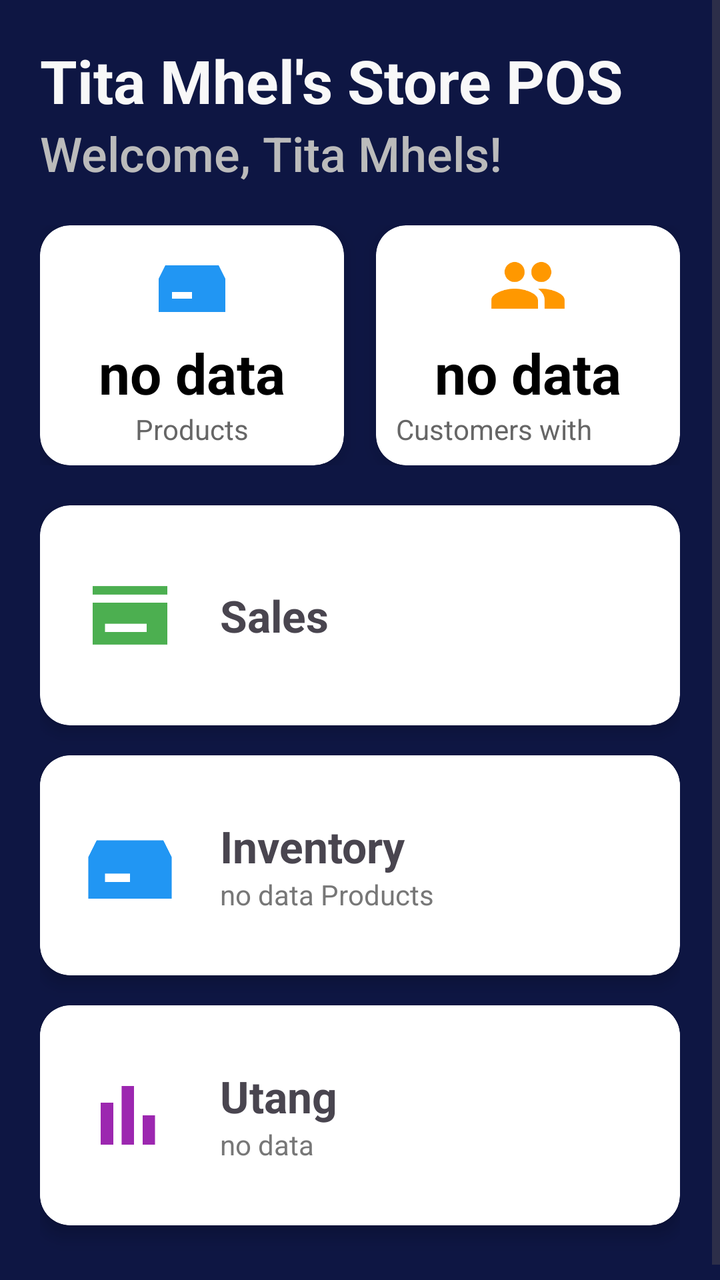
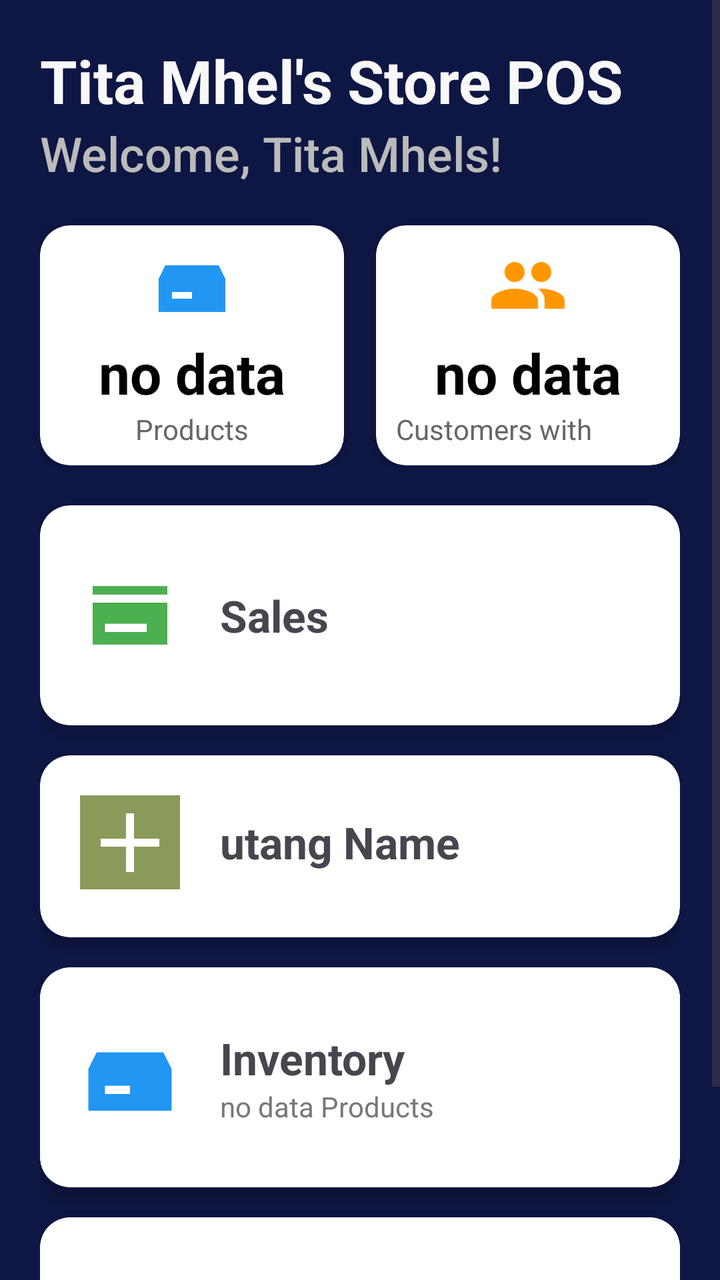

An Android layout rendered at two revisions. The XML below is the earlier revision; the diff shows what the commit changed to produce the second picture.
<!-- AndroidManifest.xml: application theme Theme.MyApplication -->
<!-- res/layout/activity_main.xml -->
<?xml version="1.0" encoding="utf-8"?>
<ScrollView xmlns:android="http://schemas.android.com/apk/res/android"
    xmlns:app="http://schemas.android.com/apk/res-auto"
    android:id="@+id/dashboardID"
    android:layout_width="match_parent"
    android:layout_height="match_parent"

    android:background="#0E1643">


    <LinearLayout
        android:layout_width="match_parent"
        android:layout_height="wrap_content"
        android:orientation="vertical"

        android:padding="20dp">

        

        <TextView
            android:layout_width="wrap_content"
            android:layout_height="wrap_content"
            android:text="Tita Mhel's Store POS"
            android:textColor="#F8F8F8"
            android:textSize="30sp"
            android:textStyle="bold" />

        

        <TextView
            android:layout_width="wrap_content"
            android:layout_height="wrap_content"
            android:layout_marginBottom="20dp"
            android:fontFamily="sans-serif-medium"
            android:text="Welcome, Tita Mhels!"
            android:textColor="#BBBBBB"
            android:textSize="24sp" />


        
        
        

        <LinearLayout
            android:layout_width="match_parent"
            android:layout_height="wrap_content"
            android:orientation="horizontal"
            android:weightSum="2"
            android:layout_marginBottom="20dp">


            

            <androidx.cardview.widget.CardView
                android:layout_width="0dp"
                android:layout_height="120dp"
                android:layout_weight="1"
                android:layout_marginEnd="8dp"
                app:cardCornerRadius="15dp"
                app:cardElevation="5dp">

                <LinearLayout
                    android:layout_width="match_parent"
                    android:layout_height="match_parent"
                    android:orientation="vertical"
                    android:gravity="center"
                    android:padding="10dp">

                    <ImageView
                        android:layout_width="40dp"
                        android:layout_height="40dp"
                        android:src="@drawable/ic_inventory" />

                    <TextView
                        android:id="@+id/txtUpperProductCount"
                        android:layout_width="wrap_content"
                        android:layout_height="wrap_content"
                        android:layout_marginTop="5dp"
                        android:text="no data"
                        android:textColor="#000000"
                        android:textSize="28sp"
                        android:textStyle="bold" />

                    <TextView
                        android:layout_width="wrap_content"
                        android:layout_height="wrap_content"
                        android:text="Products"
                        android:textColor="#666666"
                        android:textSize="14sp" />

                </LinearLayout>

            </androidx.cardview.widget.CardView>


            

            <androidx.cardview.widget.CardView
                android:layout_width="0dp"
                android:layout_height="120dp"
                android:layout_weight="1"
                android:layout_marginStart="8dp"
                app:cardCornerRadius="15dp"
                app:cardElevation="5dp">



                <LinearLayout
                    android:layout_width="match_parent"
                    android:layout_height="match_parent"
                    android:orientation="vertical"
                    android:gravity="center"
                    android:padding="10dp">

                    <ImageView
                        android:layout_width="40dp"
                        android:layout_height="40dp"
                        android:src="@drawable/ic_users" />

                    <TextView
                        android:id="@+id/txtUtangCount"
                        android:layout_width="wrap_content"
                        android:layout_height="wrap_content"
                        android:layout_marginTop="5dp"
                        android:text="no data"
                        android:textColor="#000000"
                        android:textSize="28sp"
                        android:textStyle="bold" />

                    <TextView
                        android:layout_width="wrap_content"
                        android:layout_height="wrap_content"
                        android:text="Customers with Utang"
                        android:textColor="#666666"
                        android:textSize="14sp" />

                </LinearLayout>

            </androidx.cardview.widget.CardView>

        </LinearLayout>


        
        
        

        <androidx.cardview.widget.CardView
            android:id="@+id/cardSales"
            android:layout_width="match_parent"
            android:layout_height="110dp"
            android:layout_marginBottom="15dp"
            app:cardCornerRadius="15dp"
            app:cardElevation="5dp">

            <LinearLayout
                android:id="@+id/sales_button"
                android:layout_width="match_parent"
                android:layout_height="match_parent"
                android:gravity="center_vertical"
                android:orientation="horizontal"
                android:padding="20dp">

                <ImageView
                    android:layout_width="50dp"
                    android:layout_height="50dp"
                    android:src="@drawable/ic_sales" />

                <TextView
                    android:layout_width="wrap_content"
                    android:layout_height="wrap_content"
                    android:layout_marginStart="20dp"
                    android:text="Sales"
                    android:textSize="22sp"
                    android:textStyle="bold" />

            </LinearLayout>

        </androidx.cardview.widget.CardView>


        
        
        

        <androidx.cardview.widget.CardView
            android:id="@+id/cardInventory"
            android:layout_width="match_parent"
            android:layout_height="110dp"
            android:layout_marginBottom="15dp"
            app:cardCornerRadius="15dp"
            app:cardElevation="5dp">

            
            <androidx.cardview.widget.CardView

                android:layout_width="match_parent"
                android:layout_height="110dp"
                android:layout_marginBottom="15dp"
                app:cardCornerRadius="15dp"
                app:cardElevation="5dp">

                <LinearLayout
                    android:id="@+id/inventoryClickableLinearLayout"
                    android:layout_width="match_parent"
                    android:layout_height="match_parent"
                    android:gravity="center_vertical"
                    android:orientation="horizontal"
                    android:padding="20dp">

                    <ImageView
                        android:layout_width="50dp"
                        android:layout_height="50dp"
                        android:src="@drawable/ic_inventory" />

                    <LinearLayout
                        android:layout_width="0dp"
                        android:layout_height="wrap_content"
                        android:layout_weight="1"
                        android:layout_marginStart="20dp"
                        android:orientation="vertical">

                        <TextView
                            android:layout_width="wrap_content"
                            android:layout_height="wrap_content"
                            android:text="Inventory"
                            android:textSize="22sp"
                            android:textStyle="bold" />

                        <TextView
                            android:id="@+id/txtInventoryProductCount"
                            android:layout_width="wrap_content"
                            android:layout_height="wrap_content"
                            android:text="no data Products"
                            android:textColor="#777777"
                            android:textSize="14sp" />

                    </LinearLayout>

                </LinearLayout>

            </androidx.cardview.widget.CardView>

        </androidx.cardview.widget.CardView>


        
        
        

        <androidx.cardview.widget.CardView
            android:id="@+id/cardReports"
            android:layout_width="match_parent"
            android:layout_height="110dp"
            android:layout_marginBottom="15dp"
            app:cardCornerRadius="15dp"
            app:cardElevation="5dp">

            
            <androidx.cardview.widget.CardView

                android:layout_width="match_parent"
                android:layout_height="110dp"
                android:layout_marginBottom="15dp"
                app:cardCornerRadius="15dp"
                app:cardElevation="5dp">

                <LinearLayout
                    android:id="@+id/utangclickableDashboard"
                    android:layout_width="match_parent"
                    android:layout_height="match_parent"
                    android:gravity="center_vertical"
                    android:orientation="horizontal"
                    android:padding="20dp">

                    <ImageView
                        android:layout_width="50dp"
                        android:layout_height="50dp"
                        android:src="@drawable/ic_reports" />

                    <LinearLayout
                        android:layout_width="0dp"
                        android:layout_height="wrap_content"
                        android:layout_weight="1"
                        android:layout_marginStart="20dp"
                        android:orientation="vertical">

                        <TextView
                            android:layout_width="wrap_content"
                            android:layout_height="wrap_content"
                            android:text="Utang"
                            android:textSize="22sp"
                            android:textStyle="bold" />

                        <TextView
                            android:id="@+id/txtCustomerUtangCount"
                            android:layout_width="wrap_content"
                            android:layout_height="wrap_content"
                            android:text="no data"
                            android:textColor="#777777"
                            android:textSize="14sp" />

                    </LinearLayout>

                </LinearLayout>

            </androidx.cardview.widget.CardView>

        </androidx.cardview.widget.CardView>

    </LinearLayout>

</ScrollView>
<!-- resources referenced by this layout -->
<resources>
  <!-- drawable ic_inventory (drawable) -->
  <vector xmlns:android="http://schemas.android.com/apk/res/android"
      android:width="24dp"
      android:height="24dp"
      android:viewportWidth="24"
      android:viewportHeight="24"
      android:tint="#2196F3">
  
      <path
          android:fillColor="@android:color/white"
          android:pathData="M20,6H4l-2,4v10h20V10l-2-4zm-8,10H6v-2h6v2z"/>
  </vector>
  <!-- drawable ic_reports (drawable) -->
  <vector xmlns:android="http://schemas.android.com/apk/res/android"
      android:width="24dp"
      android:height="24dp"
      android:viewportWidth="24"
      android:viewportHeight="24"
      android:tint="#9C27B0">
  
      <path
          android:fillColor="@android:color/white"
          android:pathData="M5,9h3v10H5zm5,-4h3v14h-3zm5,7h3v7h-3z"/>
  </vector>
  <!-- drawable ic_sales (drawable) -->
  <vector xmlns:android="http://schemas.android.com/apk/res/android"
      android:width="24dp"
      android:height="24dp"
      android:viewportWidth="24"
      android:viewportHeight="24"
      android:tint="#4CAF50">
  
      <path
          android:fillColor="@android:color/white"
          android:pathData="M21,7H3V5h18v2zm0,2H3v10h18V9zm-5,7H6v-2h10v2z"/>
  </vector>
  <!-- drawable ic_users (drawable) -->
  <vector xmlns:android="http://schemas.android.com/apk/res/android"
      android:width="24dp"
      android:height="24dp"
      android:viewportWidth="24"
      android:viewportHeight="24"
      android:tint="#FF9800">
  
      <path
          android:fillColor="@android:color/white"
          android:pathData="M16,11c1.66,0 2.99,-1.34 2.99,-3S17.66,5 16,5s-3,1.34-3,3 1.34,3 3,3zm-8,0c1.66,0 2.99,-1.34 2.99,-3S9.66,5 8,5 5,6.34 5,8s1.34,3 3,3zm0,2c-2.33,0-7,1.17-7,3.5V19h14v-2.5C15,14.17 10.33,13 8,13zm8,0c-.29,0-.62,.02-.97,.05 1.16,.84 1.97,1.97 1.97,3.45V19h6v-2.5c0-2.33-4.67-3.5-7-3.5z"/>
  </vector>
  <style name="Theme.MyApplication" parent="Base.Theme.MyApplication" />
  <style name="Base.Theme.MyApplication" parent="Theme.Material3.DayNight.NoActionBar">
          
          
      </style>
</resources>

<!-- the commit's change to res/layout/activity_main.xml (unified diff, before → after) -->
@@ -118,7 +118,7 @@
                         android:src="@drawable/ic_users" />
 
                     <TextView
-                        android:id="@+id/txtUtangCount"
+                        android:id="@+id/txtUtangUpperCount"
                         android:layout_width="wrap_content"
                         android:layout_height="wrap_content"
                         android:layout_marginTop="5dp"
@@ -182,6 +182,50 @@
         
         
         
+        <androidx.cardview.widget.CardView
+
+            android:layout_width="match_parent"
+            android:layout_height="91dp"
+            android:layout_marginBottom="15dp"
+            app:cardCornerRadius="15dp"
+            app:cardElevation="5dp">
+
+            <LinearLayout
+                android:id="@+id/addutangNameLayout"
+                android:layout_width="match_parent"
+                android:layout_height="87dp"
+                android:layout_marginBottom="16dp"
+                android:gravity="center_vertical"
+                android:orientation="horizontal"
+                android:padding="20dp">
+
+                <ImageView
+                    android:layout_width="50dp"
+                    android:layout_height="50dp"
+                    android:background="@color/green"
+                    android:src="@drawable/ic_add" />
+
+                <LinearLayout
+                    android:layout_width="0dp"
+                    android:layout_height="wrap_content"
+                    android:layout_marginStart="20dp"
+                    android:layout_weight="1"
+                    android:orientation="vertical">
+
+                    <TextView
+                        android:layout_width="wrap_content"
+                        android:layout_height="wrap_content"
+                        android:text="utang Name"
+                        android:textSize="22sp"
+                        android:textStyle="bold" /><![CDATA[
+
+                    >
+
+                ]]>
+                </LinearLayout>
+
+            </LinearLayout>
+        </androidx.cardview.widget.CardView>
 
         <androidx.cardview.widget.CardView
             android:id="@+id/cardInventory"
@@ -199,6 +243,8 @@
                 android:layout_marginBottom="15dp"
                 app:cardCornerRadius="15dp"
                 app:cardElevation="5dp">
+
+
 
                 <LinearLayout
                     android:id="@+id/inventoryClickableLinearLayout"
@@ -239,6 +285,7 @@
 
                 </LinearLayout>
 
+
             </androidx.cardview.widget.CardView>
 
         </androidx.cardview.widget.CardView>
@@ -293,7 +340,7 @@
                             android:textStyle="bold" />
 
                         <TextView
-                            android:id="@+id/txtCustomerUtangCount"
+                            android:id="@+id/txtDownUtangCount"
                             android:layout_width="wrap_content"
                             android:layout_height="wrap_content"
                             android:text="no data"
<!-- resource entries referenced after the edit -->
@@ -1,5 +1,18 @@
 <!-- resources referenced by this layout -->
 <resources>
+  <color name="green">#8A9A5B </color>
+  <!-- drawable ic_add (drawable) -->
+  <vector xmlns:android="http://schemas.android.com/apk/res/android"
+      android:width="24dp"
+      android:height="24dp"
+      android:viewportWidth="24"
+      android:viewportHeight="24">
+  
+      <path
+          android:fillColor="#FFFFFF"
+          android:pathData="M19,13h-6v6h-2v-6H5v-2h6V5h2v6h6v2z" />
+  
+  </vector>
   <!-- drawable ic_inventory (drawable) -->
   <vector xmlns:android="http://schemas.android.com/apk/res/android"
       android:width="24dp"
